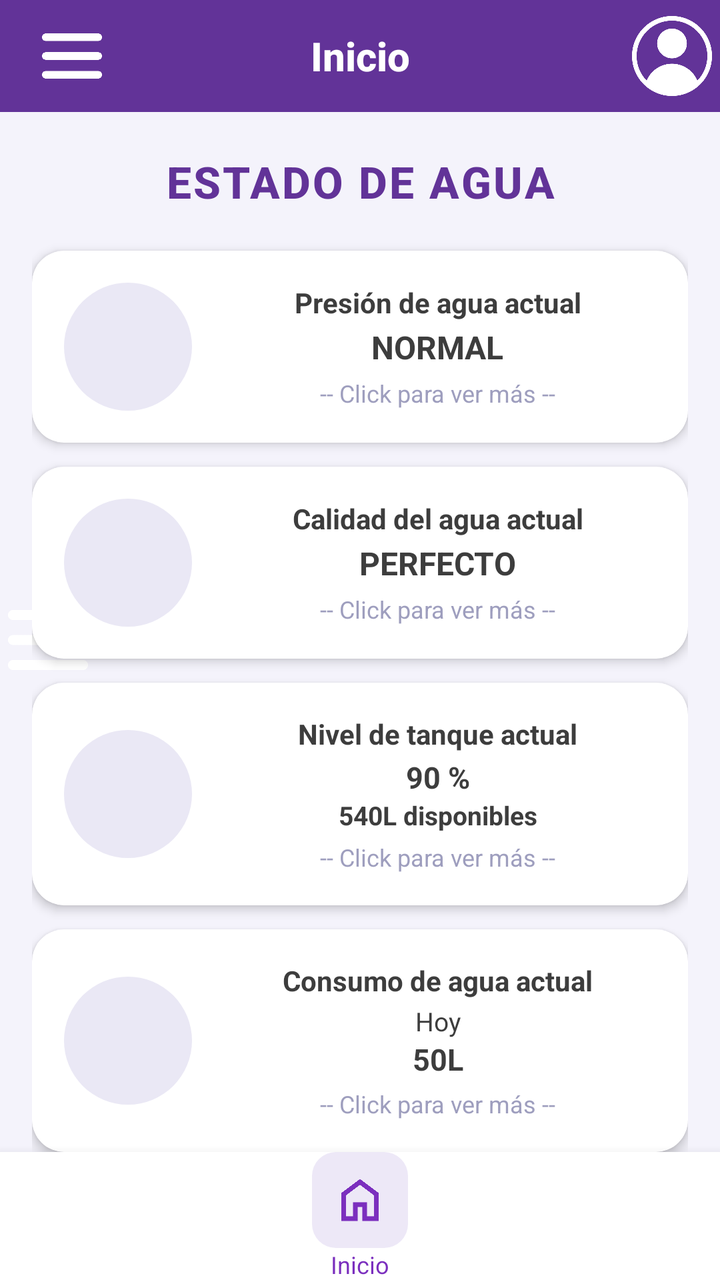
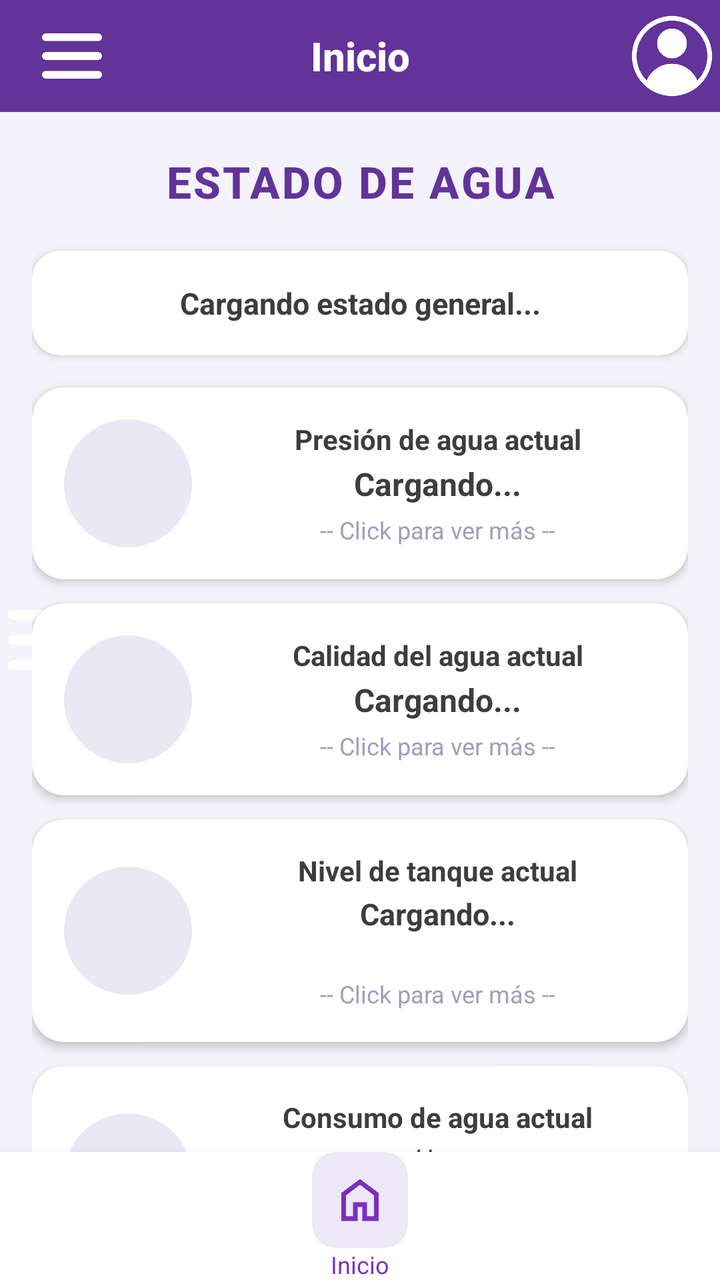

Compare the two renders of this Android layout. The source of the first and the diff that turns it into the second are given below.
<!-- AndroidManifest.xml: application theme Theme.SmartDrop -->
<!-- res/layout/activity_inicio.xml -->
<?xml version="1.0" encoding="utf-8"?>
<androidx.drawerlayout.widget.DrawerLayout
    xmlns:android="http://schemas.android.com/apk/res/android"
    xmlns:app="http://schemas.android.com/apk/res-auto"
    xmlns:tools="http://schemas.android.com/tools"
    android:id="@+id/drawerLayout"
    android:layout_width="match_parent"
    android:layout_height="match_parent"
    android:fitsSystemWindows="true"
    tools:context=".InicioActivity">


<androidx.coordinatorlayout.widget.CoordinatorLayout
    xmlns:android="http://schemas.android.com/apk/res/android"
    xmlns:app="http://schemas.android.com/apk/res-auto"
    xmlns:tools="http://schemas.android.com/tools"
    android:layout_width="match_parent"
    android:layout_height="match_parent"
    android:fitsSystemWindows="true"
    android:background="#F4F3FB"
    tools:context=".InicioActivity">


    <androidx.appcompat.widget.Toolbar
        android:id="@+id/toolbar"
        android:layout_width="match_parent"
        android:layout_height="56dp"
        android:background="@drawable/bg_toolbar"
        android:elevation="4dp"
        app:layout_scrollFlags="scroll|enterAlways">



        <ImageButton
            android:id="@+id/btnMenu"
            android:layout_width="40dp"
            android:layout_height="30dp"
            android:layout_gravity="start|center_vertical"
            android:layout_marginStart="4dp"
            android:background="?attr/selectableItemBackgroundBorderless"
            android:src="@drawable/menu"
            android:scaleType="centerInside"
            android:contentDescription="Abrir menú" />

        
        <TextView
            android:id="@+id/tvTituloToolbar"
            android:layout_width="wrap_content"
            android:layout_height="wrap_content"
            android:layout_gravity="center"
            android:text="Inicio"
            android:textColor="#FFFFFF"
            android:textSize="20sp"
            android:textStyle="bold"
            android:fontFamily="sans-serif-medium" />


        <ImageButton
            android:id="@+id/btnPerfil"
            android:layout_width="40dp"
            android:layout_height="40dp"
            android:layout_gravity="end|center_vertical"
            android:layout_marginEnd="4dp"
            android:background="?attr/selectableItemBackgroundBorderless"
            android:src="@drawable/perfil"
            android:scaleType="centerInside"
            />

    </androidx.appcompat.widget.Toolbar>


    <ImageButton
        android:id="@+id/btnMenu2"
        android:layout_width="40dp"
        android:layout_height="40dp"
        android:layout_gravity="start|center_vertical"
        android:layout_marginStart="4dp"
        android:background="?attr/selectableItemBackgroundBorderless"
        android:contentDescription="Abrir menú"
        android:scaleType="centerInside"
        app:srcCompat="@drawable/menu" />

    <LinearLayout
        android:layout_width="match_parent"
        android:layout_height="match_parent"
        android:orientation="vertical"
        android:paddingTop="56dp"
        android:paddingBottom="64dp">


        <ScrollView
            android:layout_width="match_parent"
            android:layout_height="0dp"
            android:layout_weight="1"
            android:scrollbars="none"
            android:fillViewport="true">

            <LinearLayout
                android:layout_width="match_parent"
                android:layout_height="wrap_content"
                android:orientation="vertical"
                android:paddingStart="16dp"
                android:paddingEnd="16dp"
                android:paddingTop="20dp"
                android:paddingBottom="16dp">


                <TextView
                    android:id="@+id/tvTituloSeccion"
                    android:layout_width="match_parent"
                    android:layout_height="wrap_content"
                    android:layout_marginBottom="20dp"
                    android:gravity="center"
                    android:text="ESTADO DE AGUA"
                    android:textColor="#623398"
                    android:textSize="22sp"
                    android:textStyle="bold"
                    android:fontFamily="sans-serif-medium"
                    android:letterSpacing="0.05" />



                <androidx.cardview.widget.CardView
                    android:id="@+id/cardPresion"
                    android:layout_width="match_parent"
                    android:layout_height="wrap_content"
                    android:layout_marginBottom="12dp"
                    android:clickable="true"
                    android:focusable="true"
                    android:foreground="?attr/selectableItemBackground"
                    app:cardCornerRadius="16dp"
                    app:cardElevation="3dp"
                    app:cardBackgroundColor="#FFFFFF">

                    <LinearLayout
                        android:layout_width="match_parent"
                        android:layout_height="wrap_content"
                        android:orientation="horizontal"
                        android:gravity="center_vertical"
                        android:padding="16dp">


                        <View
                            android:id="@+id/espacioIconPresion"
                            android:layout_width="64dp"
                            android:layout_height="64dp"
                            android:background="@drawable/iconos" />

                        
                        <LinearLayout
                            android:layout_width="0dp"
                            android:layout_height="wrap_content"
                            android:layout_weight="1"
                            android:orientation="vertical"
                            android:gravity="center"
                            android:paddingStart="14dp">

                            <TextView
                                android:id="@+id/tvPresionTitulo"
                                android:layout_width="wrap_content"
                                android:layout_height="wrap_content"
                                android:text="Presión de agua actual"
                                android:textColor="#3D3D3D"
                                android:textSize="14sp"
                                android:textStyle="bold" />


                            <TextView
                                android:id="@+id/tvPresionValor"
                                android:layout_width="wrap_content"
                                android:layout_height="wrap_content"
                                android:layout_marginTop="2dp"
                                android:text="NORMAL"
                                android:textColor="#3D3D3D"
                                android:textSize="16sp"
                                android:textStyle="bold" />

                            <TextView
                                android:id="@+id/tvPresionClickMas"
                                android:layout_width="wrap_content"
                                android:layout_height="wrap_content"
                                android:layout_marginTop="4dp"
                                android:text="-- Click para ver más --"
                                android:textColor="#9E9EBE"
                                android:textSize="12sp" />

                        </LinearLayout>

                    </LinearLayout>
                </androidx.cardview.widget.CardView>



                <androidx.cardview.widget.CardView
                    android:id="@+id/cardCalidad"
                    android:layout_width="match_parent"
                    android:layout_height="wrap_content"
                    android:layout_marginBottom="12dp"
                    android:clickable="true"
                    android:focusable="true"
                    android:foreground="?attr/selectableItemBackground"
                    app:cardCornerRadius="16dp"
                    app:cardElevation="3dp"
                    app:cardBackgroundColor="#FFFFFF">

                    <LinearLayout
                        android:layout_width="match_parent"
                        android:layout_height="wrap_content"
                        android:orientation="horizontal"
                        android:gravity="center_vertical"
                        android:padding="16dp">


                        -->
                        <View
                            android:id="@+id/espacioIconCalidad"
                            android:layout_width="64dp"
                            android:layout_height="64dp"
                            android:background="@drawable/iconos" />


                        <LinearLayout
                            android:layout_width="0dp"
                            android:layout_height="wrap_content"
                            android:layout_weight="1"
                            android:orientation="vertical"
                            android:gravity="center"
                            android:paddingStart="14dp">

                            <TextView
                                android:id="@+id/tvCalidadTitulo"
                                android:layout_width="wrap_content"
                                android:layout_height="wrap_content"
                                android:text="Calidad del agua actual"
                                android:textColor="#3D3D3D"
                                android:textSize="14sp"
                                android:textStyle="bold" />


                            <TextView
                                android:id="@+id/tvCalidadValor"
                                android:layout_width="wrap_content"
                                android:layout_height="wrap_content"
                                android:layout_marginTop="2dp"
                                android:text="PERFECTO"
                                android:textColor="#3D3D3D"
                                android:textSize="16sp"
                                android:textStyle="bold" />

                            <TextView
                                android:id="@+id/tvCalidadClickMas"
                                android:layout_width="wrap_content"
                                android:layout_height="wrap_content"
                                android:layout_marginTop="4dp"
                                android:text="-- Click para ver más --"
                                android:textColor="#9E9EBE"
                                android:textSize="12sp" />

                        </LinearLayout>

                    </LinearLayout>
                </androidx.cardview.widget.CardView>


                <androidx.cardview.widget.CardView
                    android:id="@+id/cardNivel"
                    android:layout_width="match_parent"
                    android:layout_height="wrap_content"
                    android:layout_marginBottom="12dp"
                    android:clickable="true"
                    android:focusable="true"
                    android:foreground="?attr/selectableItemBackground"
                    app:cardCornerRadius="16dp"
                    app:cardElevation="3dp"
                    app:cardBackgroundColor="#FFFFFF">

                    <LinearLayout
                        android:layout_width="match_parent"
                        android:layout_height="wrap_content"
                        android:orientation="horizontal"
                        android:gravity="center_vertical"
                        android:padding="16dp">


                        <View
                            android:id="@+id/espacioIconNivel"
                            android:layout_width="64dp"
                            android:layout_height="64dp"
                            android:background="@drawable/iconos" />

                        
                        <LinearLayout
                            android:layout_width="0dp"
                            android:layout_height="wrap_content"
                            android:layout_weight="1"
                            android:orientation="vertical"
                            android:gravity="center"
                            android:paddingStart="14dp">

                            <TextView
                                android:id="@+id/tvNivelTitulo"
                                android:layout_width="wrap_content"
                                android:layout_height="wrap_content"
                                android:text="Nivel de tanque actual"
                                android:textColor="#3D3D3D"
                                android:textSize="14sp"
                                android:textStyle="bold" />


                            <TextView
                                android:id="@+id/tvNivelPorcentaje"
                                android:layout_width="wrap_content"
                                android:layout_height="wrap_content"
                                android:layout_marginTop="2dp"
                                android:text="90 %"
                                android:textColor="#3D3D3D"
                                android:textSize="15sp"
                                android:textStyle="bold" />


                            <TextView
                                android:id="@+id/tvNivelLitros"
                                android:layout_width="wrap_content"
                                android:layout_height="wrap_content"
                                android:text="540L disponibles"
                                android:textColor="#3D3D3D"
                                android:textSize="13sp"
                                android:textStyle="bold" />

                            <TextView
                                android:id="@+id/tvNivelClickMas"
                                android:layout_width="wrap_content"
                                android:layout_height="wrap_content"
                                android:layout_marginTop="4dp"
                                android:text="-- Click para ver más --"
                                android:textColor="#9E9EBE"
                                android:textSize="12sp" />

                        </LinearLayout>

                    </LinearLayout>
                </androidx.cardview.widget.CardView>



                <androidx.cardview.widget.CardView
                    android:id="@+id/cardConsumo"
                    android:layout_width="match_parent"
                    android:layout_height="wrap_content"
                    android:layout_marginBottom="8dp"
                    android:clickable="true"
                    android:focusable="true"
                    android:foreground="?attr/selectableItemBackground"
                    app:cardCornerRadius="16dp"
                    app:cardElevation="3dp"
                    app:cardBackgroundColor="#FFFFFF">

                    <LinearLayout
                        android:layout_width="match_parent"
                        android:layout_height="wrap_content"
                        android:orientation="horizontal"
                        android:gravity="center_vertical"
                        android:padding="16dp">



                        <View
                            android:id="@+id/espacioIconConsumo"
                            android:layout_width="64dp"
                            android:layout_height="64dp"
                            android:background="@drawable/iconos" />

                        
                        <LinearLayout
                            android:layout_width="0dp"
                            android:layout_height="wrap_content"
                            android:layout_weight="1"
                            android:gravity="center"
                            android:orientation="vertical"
                            android:paddingStart="14dp">

                            <TextView
                                android:id="@+id/tvConsumoTitulo"
                                android:layout_width="wrap_content"
                                android:layout_height="wrap_content"
                                android:text="Consumo de agua actual"
                                android:textColor="#3D3D3D"
                                android:textSize="14sp"
                                android:textStyle="bold" />


                            <TextView
                                android:id="@+id/tvConsumoPeriodo"
                                android:layout_width="wrap_content"
                                android:layout_height="wrap_content"
                                android:layout_marginTop="2dp"
                                android:text="Hoy"
                                android:textColor="#3D3D3D"
                                android:textSize="13sp" />


                            <TextView
                                android:id="@+id/tvConsumoLitros"
                                android:layout_width="wrap_content"
                                android:layout_height="wrap_content"
                                android:text="50L"
                                android:textColor="#3D3D3D"
                                android:textSize="15sp"
                                android:textStyle="bold" />

                            <TextView
                                android:id="@+id/tvConsumoClickMas"
                                android:layout_width="wrap_content"
                                android:layout_height="wrap_content"
                                android:layout_marginTop="4dp"
                                android:text="-- Click para ver más --"
                                android:textColor="#9E9EBE"
                                android:textSize="12sp" />

                        </LinearLayout>

                    </LinearLayout>
                </androidx.cardview.widget.CardView>

            </LinearLayout>
        </ScrollView>

    </LinearLayout>


    <LinearLayout
        android:id="@+id/barraInferior"
        android:layout_width="match_parent"
        android:layout_height="64dp"
        android:layout_gravity="bottom"
        android:background="#FFFFFF"
        android:elevation="8dp"
        android:gravity="center"
        android:orientation="vertical">

        <ImageButton
            android:id="@+id/btnInicio"
            android:layout_width="48dp"
            android:layout_height="48dp"
            android:background="@drawable/bg_btn_inicio"
            android:src="@drawable/home"
            android:tint="#7B2FBE"
            android:contentDescription="Inicio"
            android:scaleType="centerInside"
            android:padding="10dp"
            tools:ignore="UseAppTint" />

        <TextView
            android:layout_width="wrap_content"
            android:layout_height="wrap_content"
            android:text="Inicio"
            android:textColor="#7B2FBE"
            android:textSize="12sp" />

    </LinearLayout>


</androidx.coordinatorlayout.widget.CoordinatorLayout>


    <com.google.android.material.navigation.NavigationView
        android:id="@+id/navigationView"
        android:layout_width="272dp"
        android:layout_height="match_parent"
        android:layout_gravity="start"
        android:background="#BEA9DF"
        app:headerLayout="@layout/nav_header"
        app:menu="@menu/menu_btn_nav"
        app:itemTextColor="#FFFFFF"
        app:itemIconTint="#FFFFFF"
        app:itemRippleColor="#33FFFFFF"
        app:itemBackground="@android:color/transparent" />



</androidx.drawerlayout.widget.DrawerLayout>
<!-- res/layout/nav_header.xml (included above) -->
<?xml version="1.0" encoding="utf-8"?>
<LinearLayout
    xmlns:android="http://schemas.android.com/apk/res/android"
    xmlns:app="http://schemas.android.com/apk/res-auto"
    android:layout_width="match_parent"
    android:layout_height="160dp"
    android:background="#BEA9DF"
    android:gravity="center"
    android:orientation="vertical"
    android:paddingTop="24dp"
    android:paddingBottom="16dp">


    <ImageView
        android:id="@+id/ivPerfilDrawer"
        android:layout_width="72dp"
        android:layout_height="72dp"
        android:background="@drawable/perfil"
        android:scaleType="centerInside"
        android:padding="12dp"
        android:contentDescription="Foto de perfil"
        app:tint="#FFFFFF" />


    <TextView
        android:id="@+id/tvUsuarioDrawer"
        android:layout_width="wrap_content"
        android:layout_height="wrap_content"
        android:layout_marginTop="10dp"
        android:text="Usuario"
        android:textColor="#FFFFFF"
        android:textSize="16sp"
        android:textStyle="bold" />

</LinearLayout>
<!-- resources referenced by this layout -->
<resources>
  <!-- drawable bg_btn_inicio (drawable) -->
  <?xml version="1.0" encoding="utf-8"?>
  <shape xmlns:android="http://schemas.android.com/apk/res/android"
  
      android:shape="rectangle">
      <solid android:color="#EDE8F7" />
      <corners android:radius="12dp" />
  
  </shape>
  <!-- drawable bg_toolbar (drawable) -->
  <?xml version="1.0" encoding="utf-8"?>
  <shape xmlns:android="http://schemas.android.com/apk/res/android"
      android:shape="rectangle">
      <solid android:color="#623398" />
  </shape>
  <!-- drawable home: png bitmap (drawable, 13357 bytes) -->
  <!-- drawable iconos (drawable) -->
  <?xml version="1.0" encoding="utf-8"?>
  <shape xmlns:android="http://schemas.android.com/apk/res/android"
      android:shape="oval">
      <solid android:color="#EAE8F5" />
  </shape>
  <!-- drawable menu: png bitmap (drawable, 4742 bytes) -->
  <!-- drawable perfil: png bitmap (drawable, 20705 bytes) -->
  <style name="Theme.SmartDrop" parent="Theme.Material3.DayNight.NoActionBar">
          <item name="colorPrimary">#4FACFE</item>
          <item name="colorPrimaryVariant">#2A5298</item>
          <item name="colorOnPrimary">#FFFFFF</item>
      </style>
</resources>

<!-- the commit's change to res/layout/activity_inicio.xml (unified diff, before → after) -->
@@ -118,6 +118,28 @@
                     android:fontFamily="sans-serif-medium"
                     android:letterSpacing="0.05" />
 
+                <androidx.cardview.widget.CardView
+                    android:id="@+id/cardResumenGeneral"
+                    android:layout_width="match_parent"
+                    android:layout_height="wrap_content"
+                    android:layout_marginBottom="16dp"
+                    app:cardCornerRadius="14dp"
+                    app:cardElevation="2dp"
+                    app:cardBackgroundColor="#FFFFFF">
+
+                    <TextView
+                        android:id="@+id/tvResumenGeneral"
+                        android:layout_width="match_parent"
+                        android:layout_height="wrap_content"
+                        android:padding="16dp"
+                        android:gravity="center"
+                        android:text="Cargando estado general..."
+                        android:textStyle="bold"
+                        android:textSize="15sp"
+                        android:textColor="#3D3D3D" />
+
+                </androidx.cardview.widget.CardView>
+
 
 
                 <androidx.cardview.widget.CardView
@@ -170,7 +192,7 @@
                                 android:layout_width="wrap_content"
                                 android:layout_height="wrap_content"
                                 android:layout_marginTop="2dp"
-                                android:text="NORMAL"
+                                android:text="Cargando..."
                                 android:textColor="#3D3D3D"
                                 android:textSize="16sp"
                                 android:textStyle="bold" />
@@ -242,7 +264,7 @@
                                 android:layout_width="wrap_content"
                                 android:layout_height="wrap_content"
                                 android:layout_marginTop="2dp"
-                                android:text="PERFECTO"
+                                android:text="Cargando..."
                                 android:textColor="#3D3D3D"
                                 android:textSize="16sp"
                                 android:textStyle="bold" />
@@ -312,7 +334,7 @@
                                 android:layout_width="wrap_content"
                                 android:layout_height="wrap_content"
                                 android:layout_marginTop="2dp"
-                                android:text="90 %"
+                                android:text="Cargando..."
                                 android:textColor="#3D3D3D"
                                 android:textSize="15sp"
                                 android:textStyle="bold" />
@@ -322,7 +344,7 @@
                                 android:id="@+id/tvNivelLitros"
                                 android:layout_width="wrap_content"
                                 android:layout_height="wrap_content"
-                                android:text="540L disponibles"
+                                android:text=""
                                 android:textColor="#3D3D3D"
                                 android:textSize="13sp"
                                 android:textStyle="bold" />
@@ -403,7 +425,7 @@
                                 android:id="@+id/tvConsumoLitros"
                                 android:layout_width="wrap_content"
                                 android:layout_height="wrap_content"
-                                android:text="50L"
+                                android:text="Cargando..."
                                 android:textColor="#3D3D3D"
                                 android:textSize="15sp"
                                 android:textStyle="bold" />
